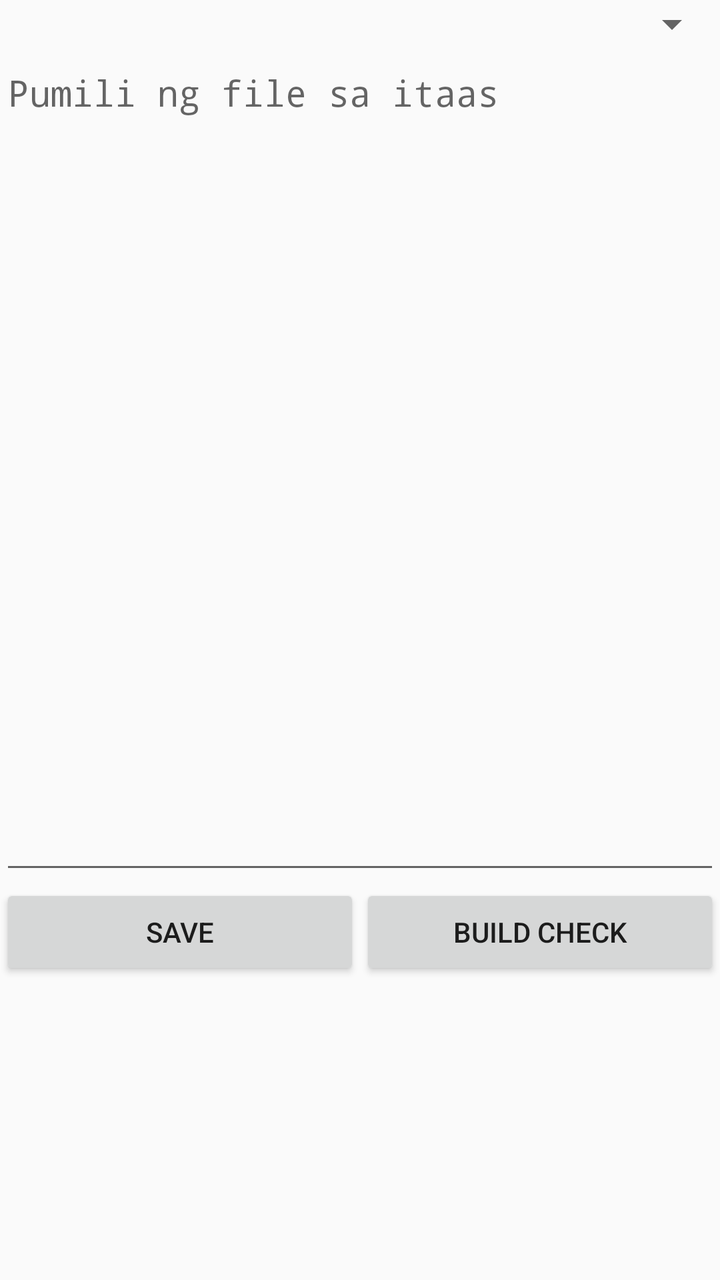
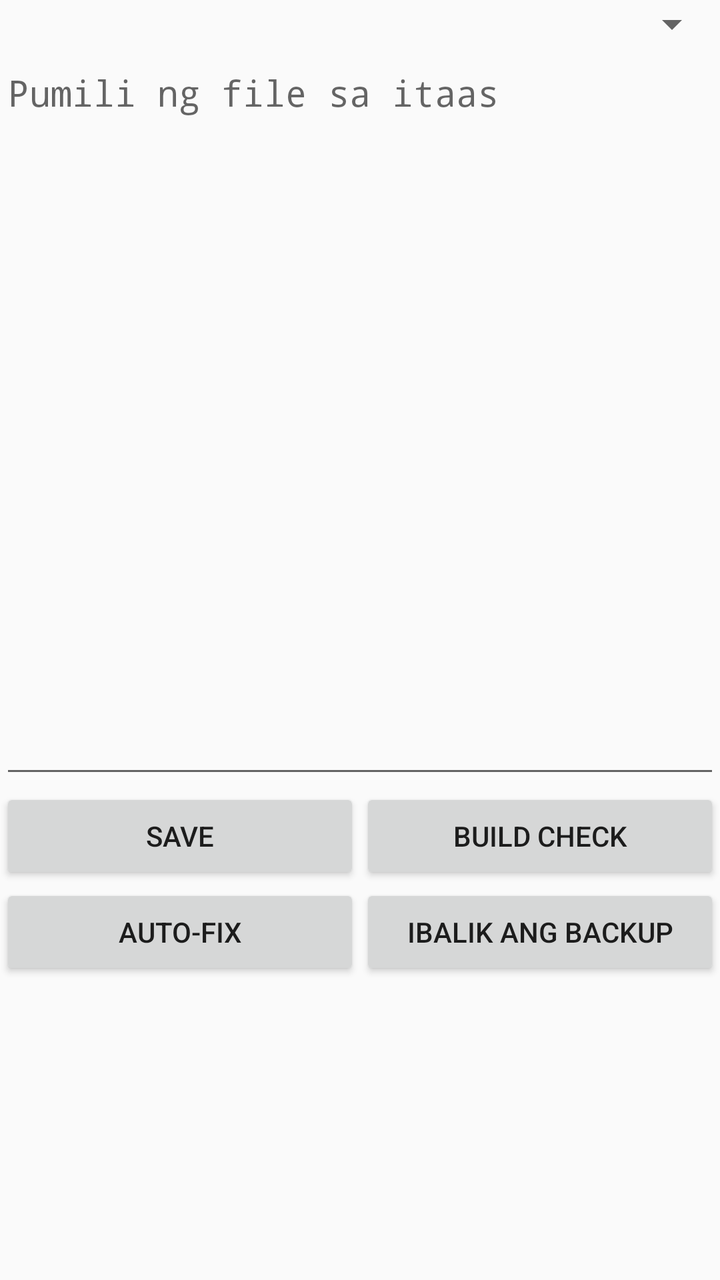

Before-and-after screenshots of an Android layout around one commit, followed by the original layout XML and the change that was made.
<!-- AndroidManifest.xml: application theme Theme.AppCompat.Light.DarkActionBar -->
<!-- res/layout/activity_editor.xml -->
<?xml version="1.0" encoding="utf-8"?>
<LinearLayout xmlns:android="http://schemas.android.com/apk/res/android"
    android:layout_width="match_parent"
    android:layout_height="match_parent"
    android:orientation="vertical">
    <Spinner
        android:id="@+id/file_spinner"
        android:layout_width="match_parent"
        android:layout_height="wrap_content" />
    <EditText
        android:id="@+id/editor"
        android:layout_width="match_parent"
        android:layout_height="0dp"
        android:layout_weight="1"
        android:gravity="top|start"
        android:fontFamily="monospace"
        android:hint="Pumili ng file sa itaas" />
    <LinearLayout
        android:layout_width="match_parent"
        android:layout_height="wrap_content"
        android:orientation="horizontal">
        <Button
            android:id="@+id/btn_save"
            android:layout_width="0dp"
            android:layout_height="wrap_content"
            android:layout_weight="1"
            android:text="Save" />
        <Button
            android:id="@+id/btn_build"
            android:layout_width="0dp"
            android:layout_height="wrap_content"
            android:layout_weight="1"
            android:text="Build Check" />
    </LinearLayout>
    <ScrollView
        android:layout_width="match_parent"
        android:layout_height="150dp">
        <TextView
            android:id="@+id/build_log"
            android:layout_width="match_parent"
            android:layout_height="wrap_content"
            android:fontFamily="monospace"
            android:padding="8dp" />
    </ScrollView>
</LinearLayout>
<!-- resources referenced by this layout -->
<resources>

</resources>

<!-- the commit's change to res/layout/activity_editor.xml (unified diff, before → after) -->
@@ -32,6 +32,23 @@
             android:layout_weight="1"
             android:text="Build Check" />
     </LinearLayout>
+    <LinearLayout
+        android:layout_width="match_parent"
+        android:layout_height="wrap_content"
+        android:orientation="horizontal">
+        <Button
+            android:id="@+id/btn_autofix"
+            android:layout_width="0dp"
+            android:layout_height="wrap_content"
+            android:layout_weight="1"
+            android:text="Auto-fix" />
+        <Button
+            android:id="@+id/btn_restore"
+            android:layout_width="0dp"
+            android:layout_height="wrap_content"
+            android:layout_weight="1"
+            android:text="Ibalik ang backup" />
+    </LinearLayout>
     <ScrollView
         android:layout_width="match_parent"
         android:layout_height="150dp">
